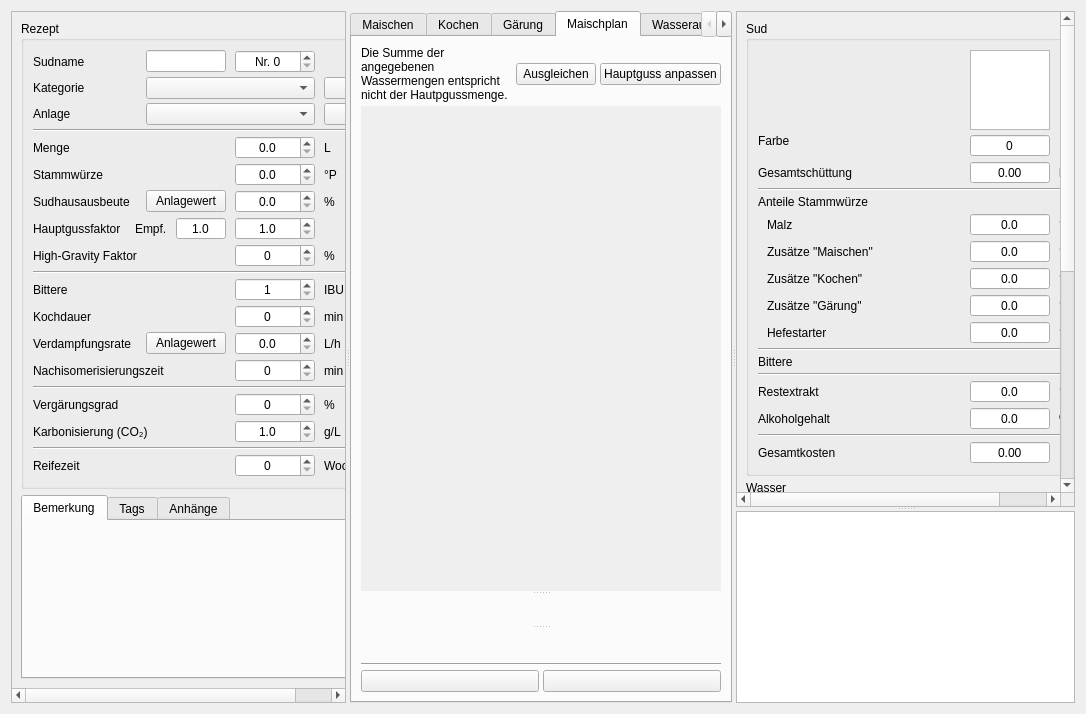
Before: the Qt Designer form kleiner-brauhelfer/tabrezept.ui in kleiner-brauhelfer/kleiner-brauhelfer-2, drawn with Qt 5.
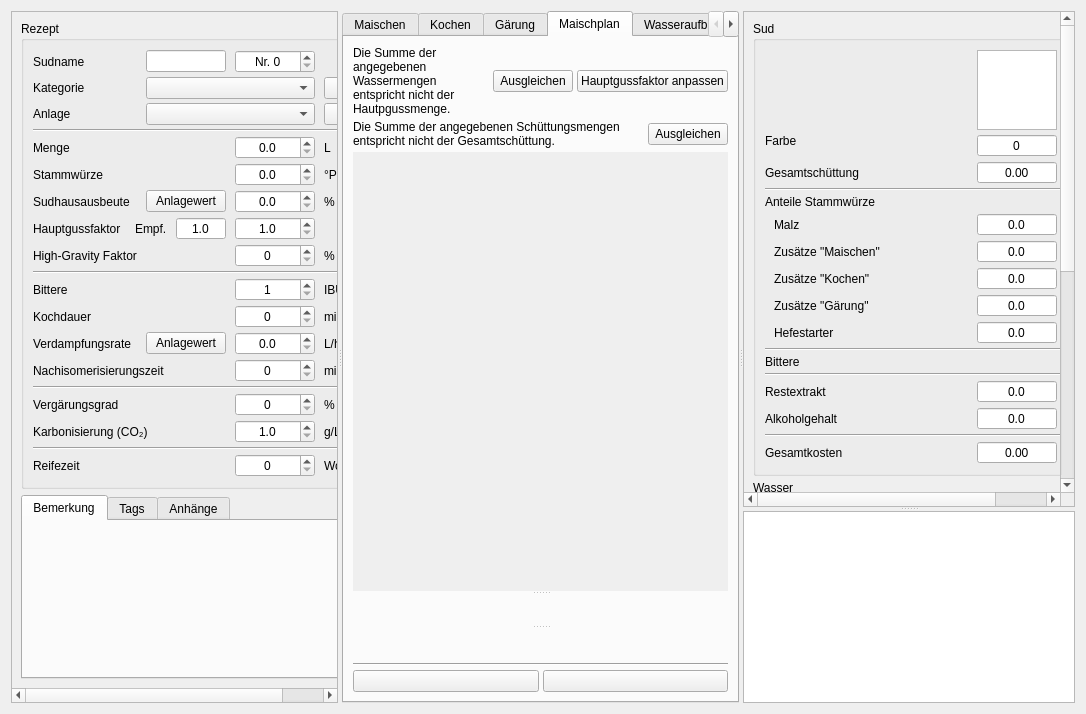
After: the same form once the commit is applied. The open tabs and pages were chosen to show the change. Icons and pictures are not drawn. Custom widgets are drawn as their Qt base class.

```diff
--- a/kleiner-brauhelfer/tabrezept.ui
+++ b/kleiner-brauhelfer/tabrezept.ui
@@ -1929,7 +1929,51 @@
            <item>
             <widget class="PushButton" name="btnMaischplanFaktorAnpassen">
              <property name="text">
-              <string>Hauptguss anpassen</string>
+              <string>Hauptgussfaktor anpassen</string>
+             </property>
+            </widget>
+           </item>
+          </layout>
+         </widget>
+        </item>
+        <item>
+         <widget class="QWidget" name="wdgWarnungMaischplanMalz" native="true">
+          <layout class="QHBoxLayout" name="horizontalLayout_21">
+           <property name="spacing">
+            <number>4</number>
+           </property>
+           <property name="leftMargin">
+            <number>0</number>
+           </property>
+           <property name="topMargin">
+            <number>0</number>
+           </property>
+           <property name="rightMargin">
+            <number>0</number>
+           </property>
+           <property name="bottomMargin">
+            <number>0</number>
+           </property>
+           <item>
+            <widget class="QLabel" name="lblWarnungMaischplanMalz">
+             <property name="sizePolicy">
+              <sizepolicy hsizetype="Expanding" vsizetype="Preferred">
+               <horstretch>0</horstretch>
+               <verstretch>0</verstretch>
+              </sizepolicy>
+             </property>
+             <property name="text">
+              <string>Die Summe der angegebenen Schüttungsmengen entspricht nicht der Gesamtschüttung.</string>
+             </property>
+             <property name="wordWrap">
+              <bool>true</bool>
+             </property>
+            </widget>
+           </item>
+           <item>
+            <widget class="PushButton" name="btnMaischplanAusgleichenMalz">
+             <property name="text">
+              <string>Ausgleichen</string>
              </property>
             </widget>
            </item>
```
Left out of the diff: 4 changed lines with no effect on the pictures.
